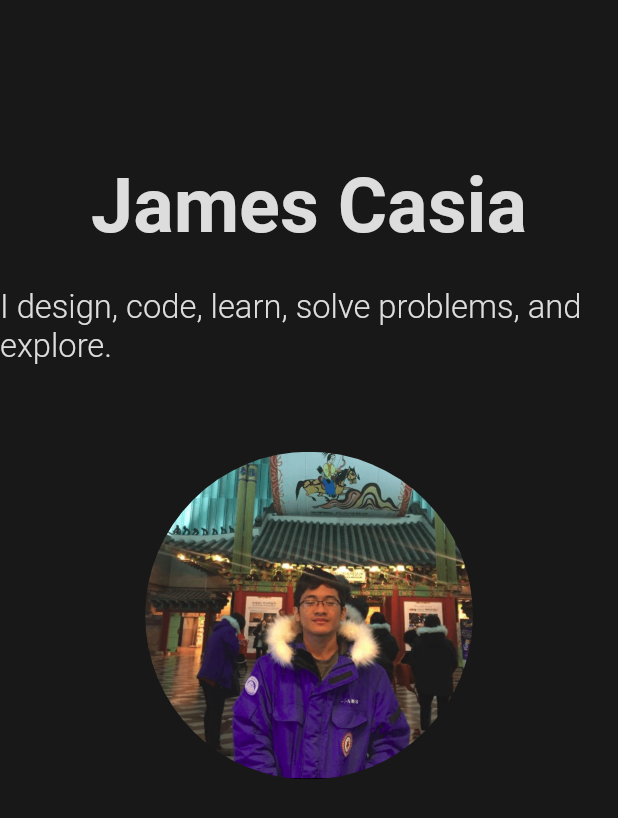
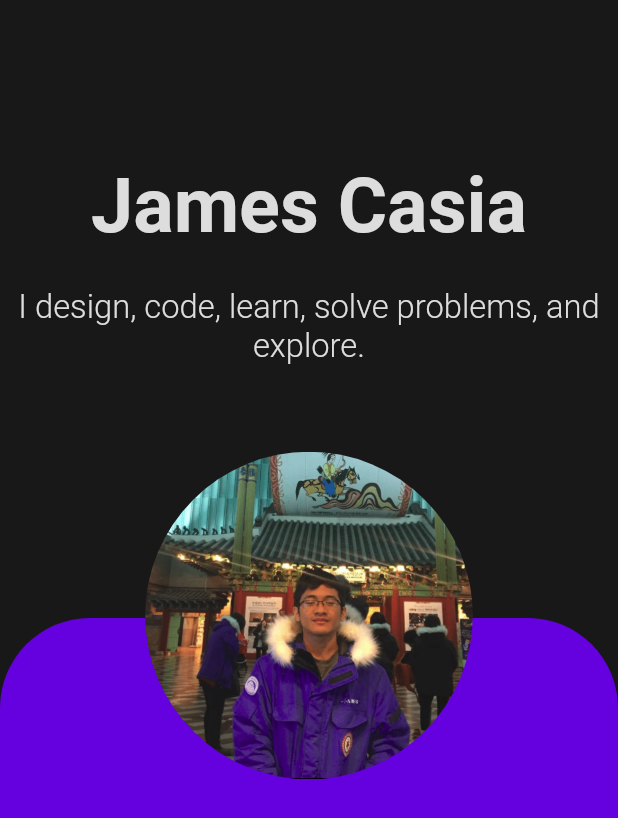
Before and after one commit to jamescasia/web-portfolio, a Flutter app: the screen it shows after launch, on a phone screen of 412 x 824 dp. Shown: the top 818 px of the screen. Run offline on Flutter 3.47's test engine with Material 2 defaults, Android fonts, the light colour scheme and no system bars; our stand-ins replace cached_network_image, flip_card, font_awesome_flutter; missing offline and left inert: dart:html.

Commit message:
rounded corners

```diff
--- a/lib/screens/PageOne.dart
+++ b/lib/screens/PageOne.dart
@@ -1,6 +1,7 @@
 import 'package:flutter/material.dart';
 import 'package:portfolio/helpers/Globals.dart';
 import 'package:cached_network_image/cached_network_image.dart';
+
 class PageOne extends StatefulWidget {
   @override
   _PageOneState createState() => _PageOneState();
@@ -13,7 +14,23 @@ class _PageOneState extends State<PageOne> {
       color: Globals.black,
       width: Globals.width,
       height: Globals.height,
-      child:
+      child: Stack(
+        children: <Widget>[
+          Column(children: [
+            Container(
+              width: Globals.width,
+              height: Globals.height * 0.5,
+            ),
+            Container(
+              width: Globals.width,
+              height: Globals.height * 0.5,
+              decoration: BoxDecoration(
+                  color: Globals.violet,
+                  borderRadius: BorderRadius.only(
+                      topLeft: Radius.circular(60),
+                      topRight: Radius.circular(60))),
+            ),
+          ]),
           Column(mainAxisAlignment: MainAxisAlignment.spaceBetween, children: [
             // Container(
             //   margin: EdgeInsets.only(top:Globals.dheight*20),
@@ -59,6 +76,7 @@ class _PageOneState extends State<PageOne> {
                 SizedBox(height: Globals.dheight * 30),
                 Text(
                   "I design, code, learn, solve problems, and explore.",
+                  textAlign: TextAlign.center,
                   style: TextStyle(
                       fontSize: Globals.dheight * 26,
                       color: Globals.white,
@@ -79,6 +97,8 @@ class _PageOneState extends State<PageOne> {
               height: Globals.height * 0.3,
             )
           ]),
+        ],
+      ),
     );
   }
 }
```
Also changed, not shown: lib/helpers/HoverCard.dart (+14 -0 lines), lib/screens/PageFive.dart (+8 -1 lines), lib/screens/PageTwo.dart (+6 -1 lines). Lines whose indentation alone changed are shown as unchanged.
